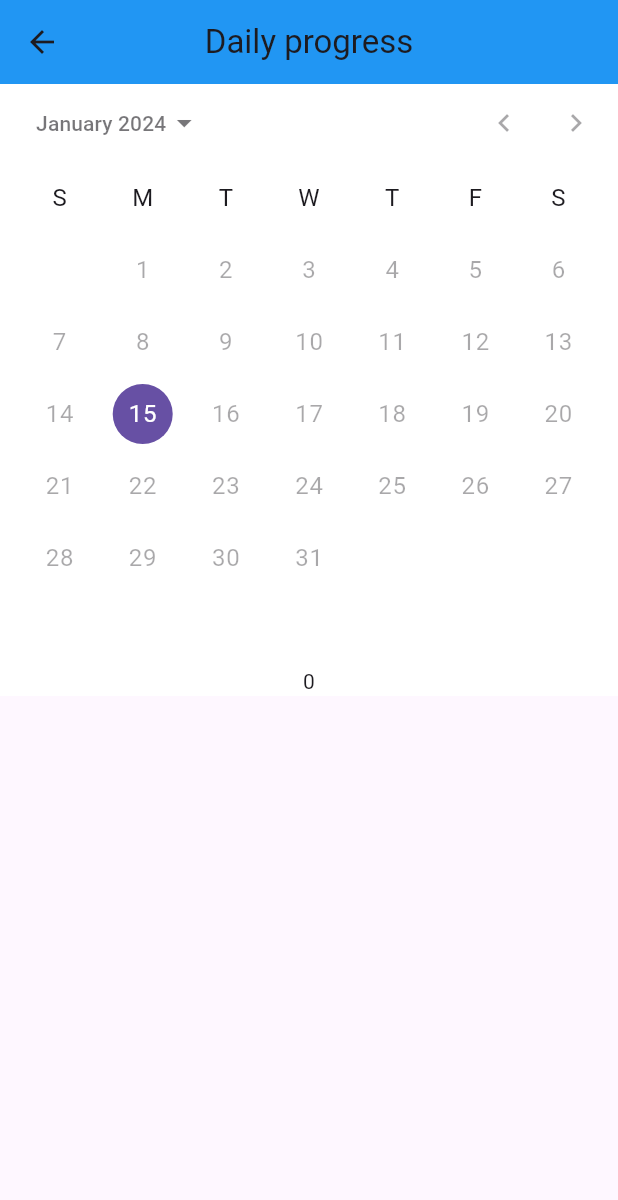
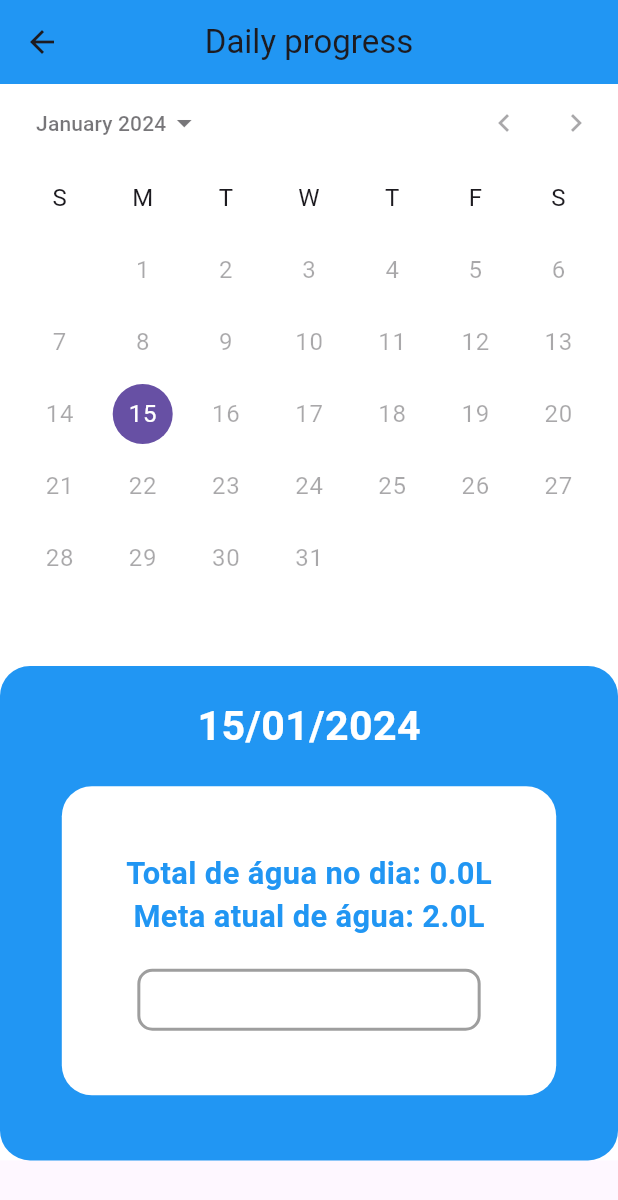
Before and after one commit to RuanEmanuell/waterreminder, a Flutter app: the HistoryScreen screen opened directly, after a tap on the "calendar month" icon, on a phone screen of 412 x 824 dp. Shown: the top 1200 px of the screen. Run offline on Flutter 3.47's test engine with Material 3 defaults, Android fonts, the phone set to English and light mode, and no system bars; our stand-ins replace awesome_notifications, flutter_switch, hive, hive_flutter, wave; accounts and stored records are empty.

Commit message:
(Version 2.0) Adding goal bar

```diff
--- a/lib/controller/controller.dart
+++ b/lib/controller/controller.dart
@@ -41,8 +41,10 @@ class Controller extends ChangeNotifier {
   late List<dynamic> list0, list1, list2, dayList, waterList;
 
   String dayWaterText = "";
+  String currentDay = "";
   late DateTime calendarFirstDay;
   late DateTime calendarLastDay;
+  double waterBottleSize = 0.0;
 
   var cups = [
     ["cup", "glass", "big glass", "bottle", "jar", "big bottle"],
@@ -133,6 +135,9 @@ class Controller extends ChangeNotifier {
     increasePercentage();
     updateDatabase();
     notifyListeners();
+
+    print(waterList);
+    print(dayList);
   }
 
   //This is the opposite, removing the cups, and does the same thing with the wave, but in reverse
@@ -144,6 +149,11 @@ class Controller extends ChangeNotifier {
     takeHour();
     increasePercentage();
     updateDatabase();
+
+    if(percentage < 0){
+      percentage = 0;
+    }
+
     notifyListeners();
   }
 
@@ -265,7 +275,9 @@ class Controller extends ChangeNotifier {
 
     calendarFirstDay =  DateTime.parse(dayList[0] + " 00:00:00.000");
     calendarLastDay  =  DateTime.parse(dayList[dayList.length-1] + " 00:00:00.000");
-    dayWaterText = waterList[dayIndex].toString();
+    dayWaterText = (waterList[dayIndex]/1000).toString();
+    currentDay = DateFormat('dd/MM/yyyy').format(dateValue);
+    waterBottleSize = (double.parse(dayWaterText) / goal * 100);
     notifyListeners();
   }
 
--- a/lib/screens/calendar.dart
+++ b/lib/screens/calendar.dart
@@ -27,14 +27,78 @@ class CalendarScreen extends StatelessWidget {
                   color: value.darkMode ? Colors.black : Colors.white,
                   width: screenWidth,
                   child: Column(children: [
-                    CalendarDatePicker(
+                    Container(
+                      child: CalendarDatePicker(
                           initialDate: value.calendarLastDay,
                           firstDate: value.calendarFirstDay,
                           lastDate: value.calendarLastDay,
                           onDateChanged: (dateValue) {
                             value.calendarIndex(dateValue);
                           }),
-                    Text(value.dayWaterText)
+                    ),
+                    Container(
+                        width: screenWidth,
+                        height: screenHeight / 2.5,
+                        decoration: BoxDecoration(
+                            color: Colors.blue,
+                            borderRadius: BorderRadius.circular(20)),
+                        child: Column(
+                          children: [
+                            SizedBox(height: screenHeight / 40),
+                            Text(value.currentDay,
+                                style: TextStyle(
+                                    color: Colors.white,
+                                    fontWeight: FontWeight.bold,
+                                    fontSize: screenWidth / 15)),
+                            SizedBox(height: screenHeight / 40),
+                            Container(
+                                width: screenWidth / 1.25,
+                                height: screenHeight / 4,
+                                decoration: BoxDecoration(
+                                    color: Colors.white,
+                                    borderRadius: BorderRadius.circular(20)),
+                                child: Column(
+                                  mainAxisAlignment: MainAxisAlignment.center,
+                                  children: [
+                                    Text(
+                                        "Total de água no dia: ${value.dayWaterText}L",
+                                        style: TextStyle(
+                                            color: Colors.blue,
+                                            fontWeight: FontWeight.bold,
+                                            fontSize: screenWidth / 20)),
+                                    Text("Meta atual de água: ${value.goal}L",
+                                        style: TextStyle(
+                                            color: Colors.blue,
+                                            fontWeight: FontWeight.bold,
+                                            fontSize: screenWidth / 20)),
+                                    SizedBox(height: screenHeight / 40),
+                                    Container(
+                                        height: screenHeight / 20,
+                                        width: screenWidth / 1.8,
+                                        decoration: BoxDecoration(
+                                            border: Border.all(
+                                                color: Colors.grey, width: 2),
+                                            borderRadius:
+                                                BorderRadius.circular(10)),
+                                        child: Row(
+                                          children: [
+                                            Expanded(
+                                              flex: value.waterBottleSize.round(),
+                                              child: Container(
+                                                height: screenHeight / 20,
+                                                decoration: BoxDecoration(
+                                                    color: Colors.blue,
+                                                    borderRadius:
+                                                        BorderRadius.circular(10)),
+                                              ),
+                                            ),
+                                            Expanded(flex: 100 - value.waterBottleSize.round(),child: Container())
+                                          ],
+                                        ))
+                                  ],
+                                ))
+                          ],
+                        ))
                   ]));
             }))));
   }
```
Lines whose indentation alone changed are shown as unchanged.
